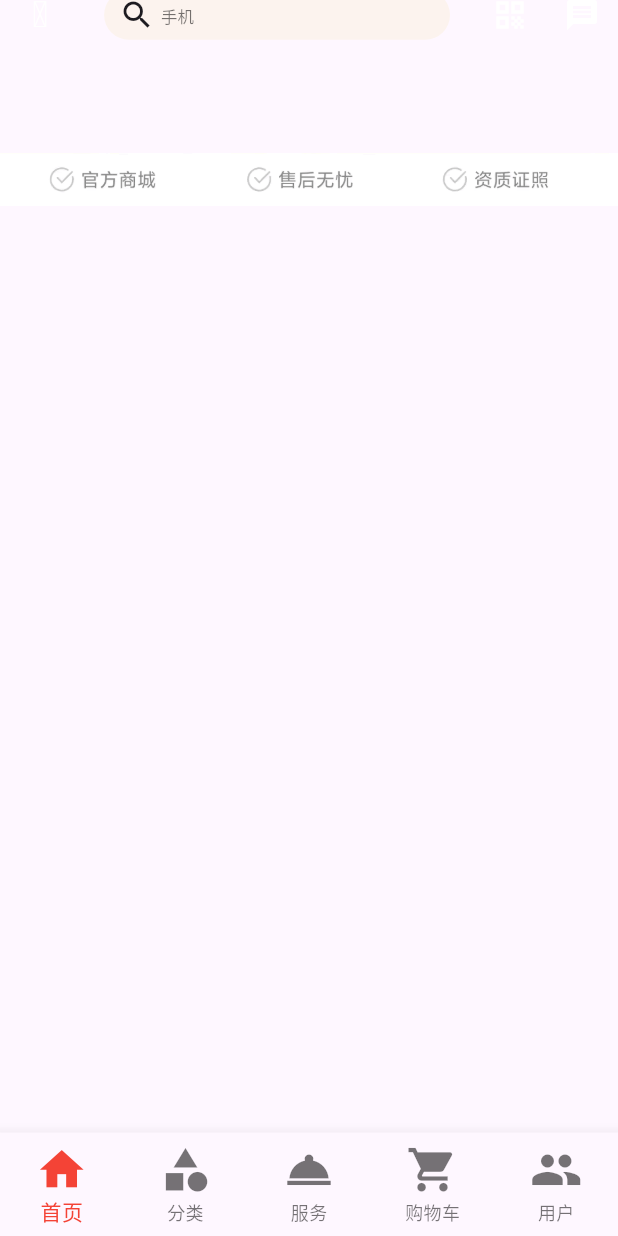
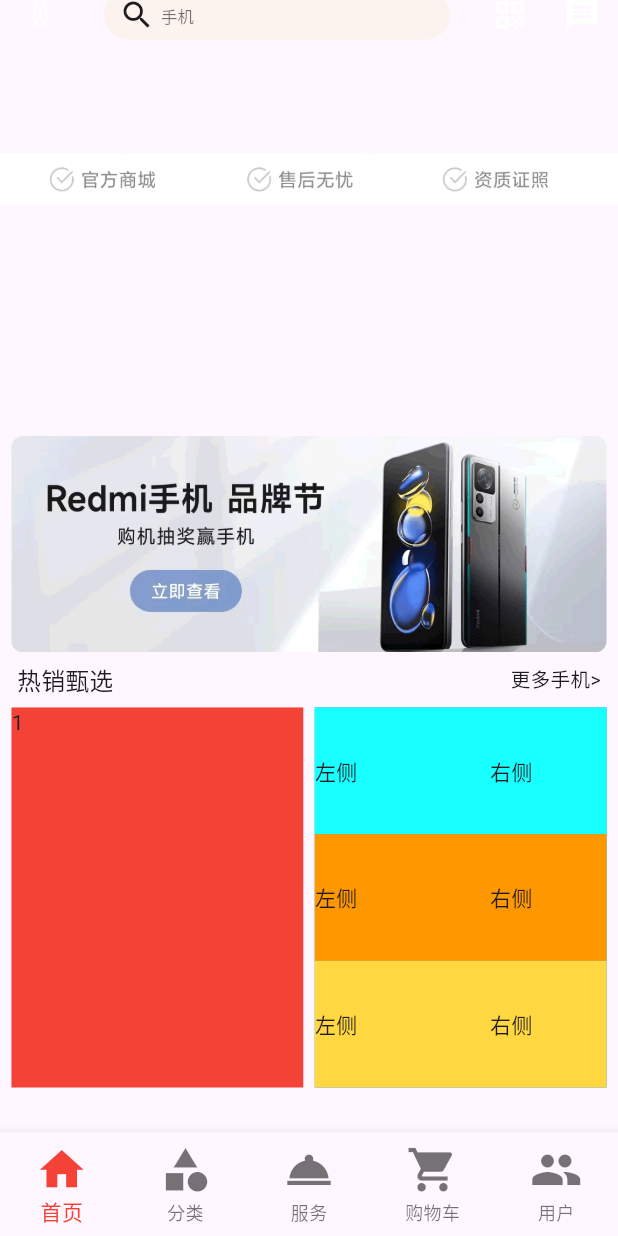
Before and after one commit to nicoleandlilli/xmshop, a Flutter app: the screen it shows after launch, on a phone screen of 412 x 824 dp. Run offline on Flutter 3.47's test engine with Material 3 defaults, Android fonts, the phone set to English and light mode, and no system bars; our stand-ins replace dio, flutter_screenutil, flutter_swiper_view, get; network calls fail.

Commit message:
创建热销甄选的布局

```diff
--- a/lib/app/modules/home/views/home_view.dart
+++ b/lib/app/modules/home/views/home_view.dart
@@ -1,5 +1,6 @@
 import 'package:flutter/cupertino.dart';
 import 'package:flutter/material.dart';
+import 'package:flutter/widgets.dart';
 import 'package:flutter_swiper_view/flutter_swiper_view.dart';
 import 'package:get/get.dart';
 import 'package:xmeshop/app/modules/home/controllers/home_controller.dart';
@@ -42,10 +43,132 @@ class HomeView extends GetView<HomeController>{
                   _buildSwiperView(),
                   _buildBanner(),
                   _buildCategory(),
+                  _buildHotSellingBanner(),
+                  _buildBestSelling(),
+
+
                 ],
               ),
             );
   }
+
+
+  ///创建热销甄选
+  Widget _buildBestSelling(){
+    return Column(
+      children: [
+        Padding(
+        padding: EdgeInsets.fromLTRB(ScreenAdapter.width(30), ScreenAdapter.height(20), ScreenAdapter.width(30), ScreenAdapter.height(20)),
+        child:  Row(
+          mainAxisAlignment: MainAxisAlignment.spaceBetween,
+          crossAxisAlignment: CrossAxisAlignment.center,
+          children: [
+            Text("热销甄选", style: TextStyle(
+              fontSize: ScreenAdapter.fontSize(46),
+            ),),
+            Text("更多手机>", style: TextStyle(
+              fontSize: ScreenAdapter.fontSize(38),
+            ),),
+          ],
+        ),
+       ),
+        Padding(
+          padding: EdgeInsets.fromLTRB(ScreenAdapter.width(20), ScreenAdapter.height(0), ScreenAdapter.width(20), ScreenAdapter.height(20)),
+          child:  Row(
+            mainAxisAlignment: MainAxisAlignment.spaceBetween,
+            crossAxisAlignment: CrossAxisAlignment.center,
+            children: [
+              Expanded(
+                flex: 1,
+                  child: Container(
+
+                    height: ScreenAdapter.height(738),
+                    color: Colors.red,
+                    child: Text("1"),
+              )),
+              SizedBox(width: ScreenAdapter.width(20),),
+              Expanded(
+                  flex: 1,
+                  child: Container(
+                    height: ScreenAdapter.height(738),
+                    color: Colors.blue,
+                    child: Column(
+                      children: [
+                        Expanded(
+                          flex: 1,
+                          child: Container(
+                            color: Colors.cyanAccent,
+                            child: const Row(
+                                children: [
+                                  Expanded(
+                                    flex: 3,
+                                    child: Text("左侧")),
+                                  Expanded(
+                                    flex: 2,
+                                    child: Text("右侧")),
+                                ],
+                            ),
+                          ),
+                        ),
+                        Expanded(
+                          flex: 1,
+                          child: Container(
+                            color: Colors.orange,
+                            child: const Row(
+                              children: [
+                                Expanded(
+                                    flex: 3,
+                                    child: Text("左侧")),
+                                Expanded(
+                                    flex: 2,
+                                    child: Text("右侧")),
+                              ],
+                            ),
+                          ),
+                        ),
+                        Expanded(
+                          flex: 1,
+                          child: Container(
+                            color: Colors.amberAccent,
+                            child: const Row(
+                              children: [
+                                Expanded(
+                                    flex: 3,
+                                    child: Text("左侧")),
+                                Expanded(
+                                    flex: 2,
+                                    child: Text("右侧")),
+                              ],
+                            ),
+                          ),
+                        ),
+                      ],
+                    ),
+              )),
+            ],
+          ),
+        ),
+      ],
+    );
+  }
+
+  ///创建热销banner
+  Widget _buildHotSellingBanner() {
+    return Padding(
+      padding: EdgeInsets.fromLTRB(ScreenAdapter.width(20), ScreenAdapter.width(20), ScreenAdapter.width(20), 0),
+      child: Container(
+        height: ScreenAdapter.height(420),
+        decoration: BoxDecoration(
+            borderRadius: BorderRadius.circular(ScreenAdapter.width(20)),
+            image: const DecorationImage(
+              image: AssetImage( "assets/images/xiaomiBanner2.png"),
+              fit: BoxFit.cover,
+            ),
+        ),
+      ),
+    );
+  }
+
 
   ///创建轮播图下面的banner
   Widget _buildBanner() {
--- a/pubspec.yaml
+++ b/pubspec.yaml
@@ -70,6 +70,9 @@ flutter:
     - assets/images/xiaomiBanner.png
     - assets/images/2.0x/xiaomiBanner.png
     - assets/images/3.0x/xiaomiBanner.png
+    - assets/images/xiaomiBanner2.png
+    - assets/images/2.0x/xiaomiBanner2.png
+    - assets/images/3.0x/xiaomiBanner2.png
 
   # To add assets to your application, add an assets section, like this:
   # assets:
```
